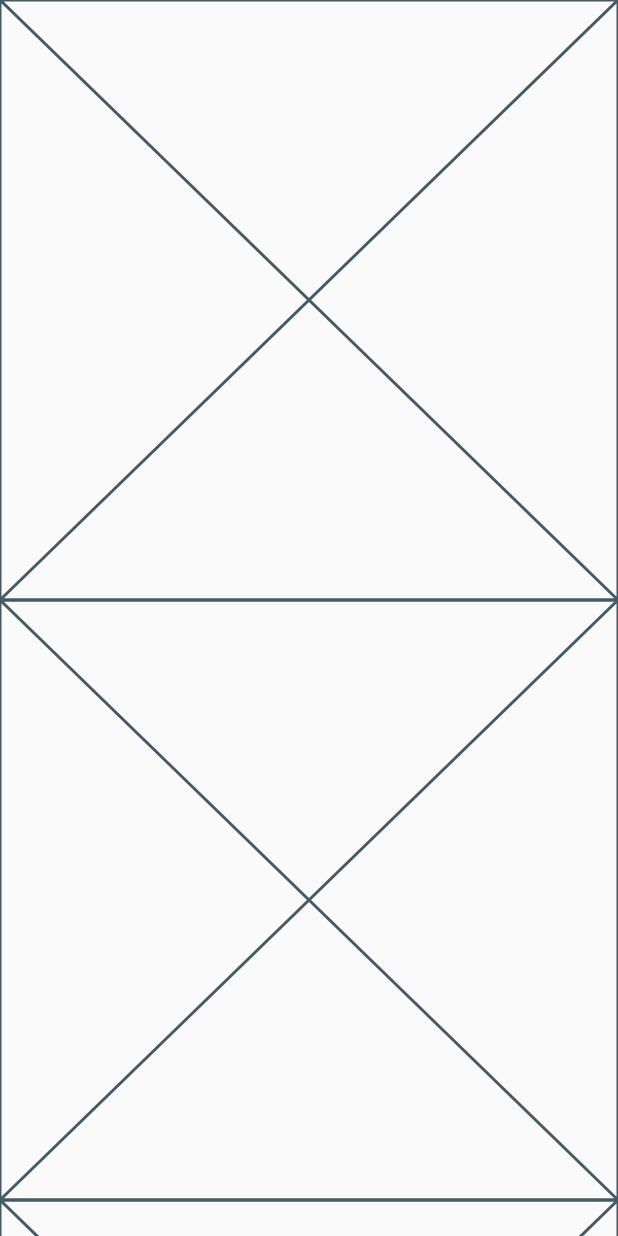
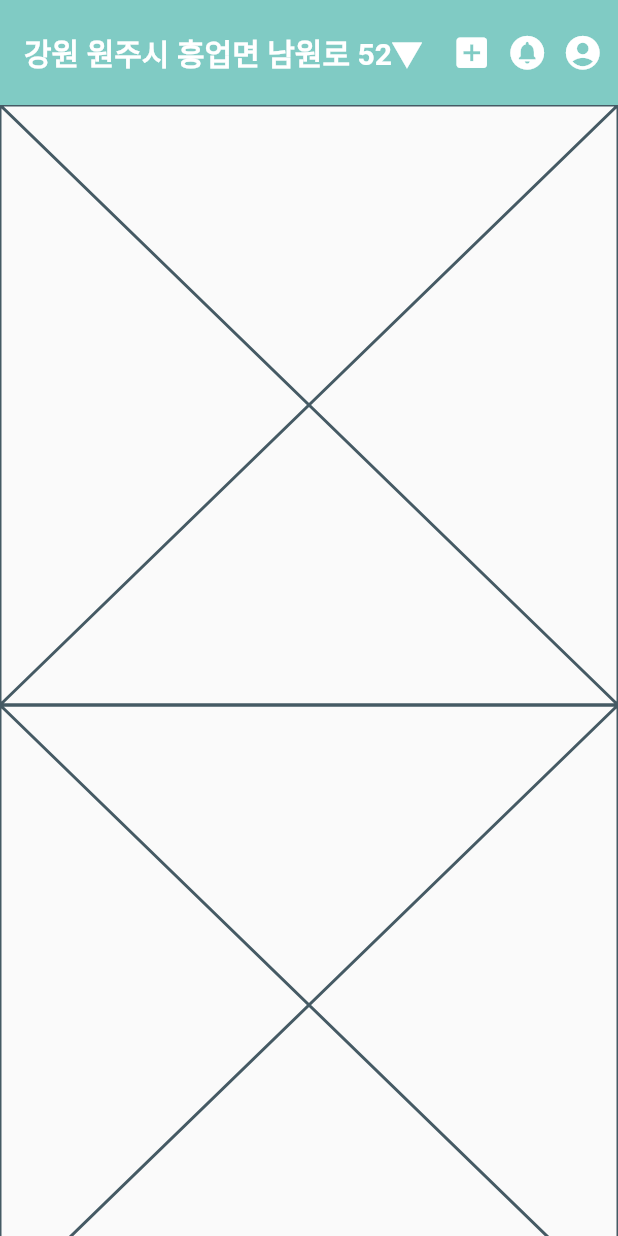
Before and after one commit to chihyeonwon/Flutter_Baemin, a Flutter app: the screen it shows after launch, on a phone screen of 412 x 824 dp. Run offline on Flutter 3.47's test engine with Material 2 defaults, Android fonts, the phone set to English and light mode, and no system bars.

Commit message:
Create HomeScreen AppBar

```diff
--- a/lib/main.dart
+++ b/lib/main.dart
@@ -45,11 +45,52 @@ class HomeScreen extends StatefulWidget {
 }
 
 class _HomeScreenState extends State<HomeScreen> {
+
   @override
   Widget build(BuildContext context) {
     return Scaffold(
+      appBar: AppBar(
+        backgroundColor: Colors.teal[200],
+        toolbarHeight: 70,
+        // appBar 높이 70
+        elevation: 0,
+        // 음영 0
+        title: InkWell(
+          onTap:() { }, // 주소 설정 페이지로 이동
+            child: Text('강원 원주시 흥업면 남원로 52▼',
+                style: TextStyle(fontSize: 20.0, fontWeight: FontWeight.bold))),
+        // 주소
+        actions: [
+          // 오른쪽 아이콘 위젯들
+          Row(
+            children: [
+              Padding(
+                padding: const EdgeInsets.only(right: 10.0),
+                child: Icon(
+                  Icons.add_box,
+                  size: 27.0,
+                ),
+              ),
+              Padding(
+                padding: const EdgeInsets.only(right: 10.0),
+                child: Icon(
+                  Icons.circle_notifications,
+                  size: 27.0,
+                ),
+              ),
+              Padding(
+                padding: const EdgeInsets.only(right: 10.0),
+                child: Icon(
+                  Icons.account_circle_rounded,
+                  size: 27.0,
+                ),
+              ),
+            ],
+          ),
+        ],
+      ),
       body: SingleChildScrollView(
-        child:Column(
+        child: Column(
           children: [
             Top(),
             Latest(),
```
